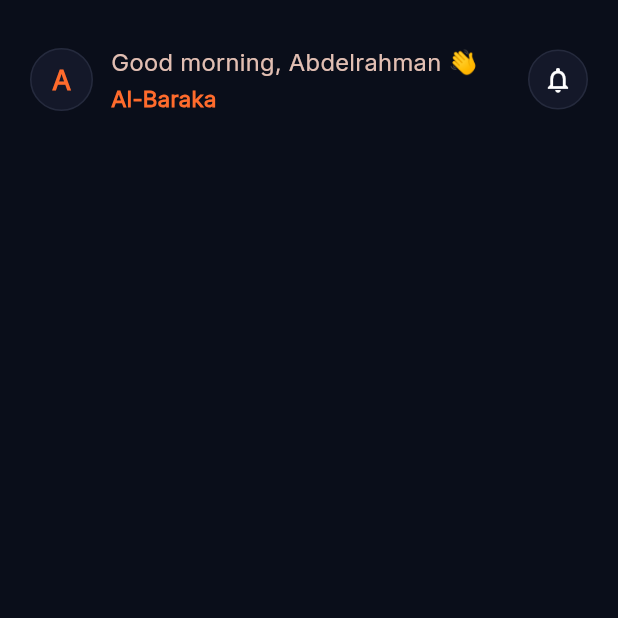
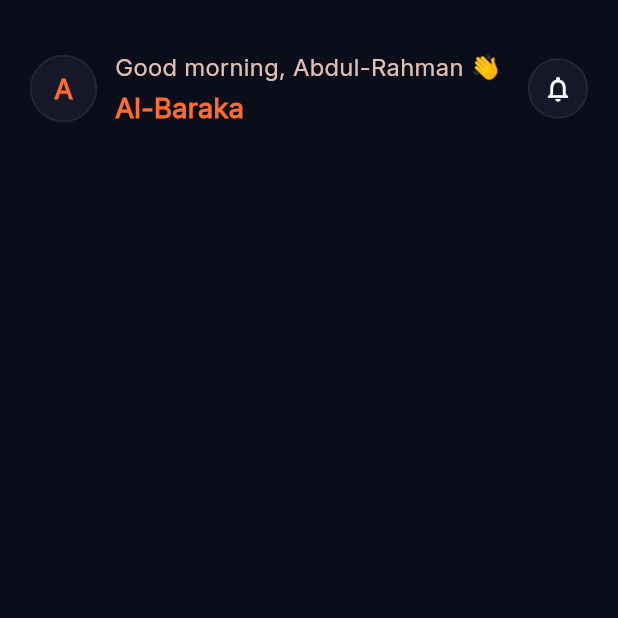
Before and after one commit to AbdelrahmanSiam/stock_mate, a Flutter app: the DashboardView screen opened by its route, on a phone screen of 412 x 824 dp, the top half of it. Run offline on Flutter 3.47's test engine with Material 3 defaults, Android fonts, the phone set to English and light mode, and no system bars; our stand-ins replace bloc, cloud_firestore, dartz, firebase_auth, firebase_core, flutter_bloc and 5 more; accounts and stored records are empty.

Commit message:
Finish DashboardHeaderWidget

```diff
--- a/lib/features/dashboard/presentation/views/widgets/dashboard_avatar.dart
+++ b/lib/features/dashboard/presentation/views/widgets/dashboard_avatar.dart
@@ -14,8 +14,7 @@ class DashboardAvatar extends StatelessWidget {
   @override
   Widget build(BuildContext context) {
     return Container(
-      width: 42,
-      height: 42,
+      padding: const EdgeInsets.all(15),
       decoration: BoxDecoration(
         shape: BoxShape.circle,
         color: AppColorsDarkMode.surface,
--- a/lib/features/dashboard/presentation/views/widgets/dashboard_header_text.dart
+++ b/lib/features/dashboard/presentation/views/widgets/dashboard_header_text.dart
@@ -25,12 +25,7 @@ class DashboardHeaderText extends StatelessWidget {
           ).copyWith(color: AppColorsDarkMode.textSecondary),
         ),
         const SizedBox(height: 2),
-        Text(
-          shopName,
-          style: AppStyles.labelSemiBold13(
-            context,
-          ).copyWith(color: AppColorsDarkMode.primary),
-        ),
+        Text(shopName, style: AppStyles.priceBold16(context)),
       ],
     );
   }
--- a/lib/features/dashboard/presentation/views/widgets/dashboard_view_body.dart
+++ b/lib/features/dashboard/presentation/views/widgets/dashboard_view_body.dart
@@ -13,7 +13,7 @@ class DashboardViewBody extends StatelessWidget {
         children: [
           SizedBox(height: 30),
           DashboardHeaderWidget(
-            displayName: 'Abdelrahman',
+            displayName: 'Abdul-Rahman',
             shopName: 'Al-Baraka',
           )
         ],
```
